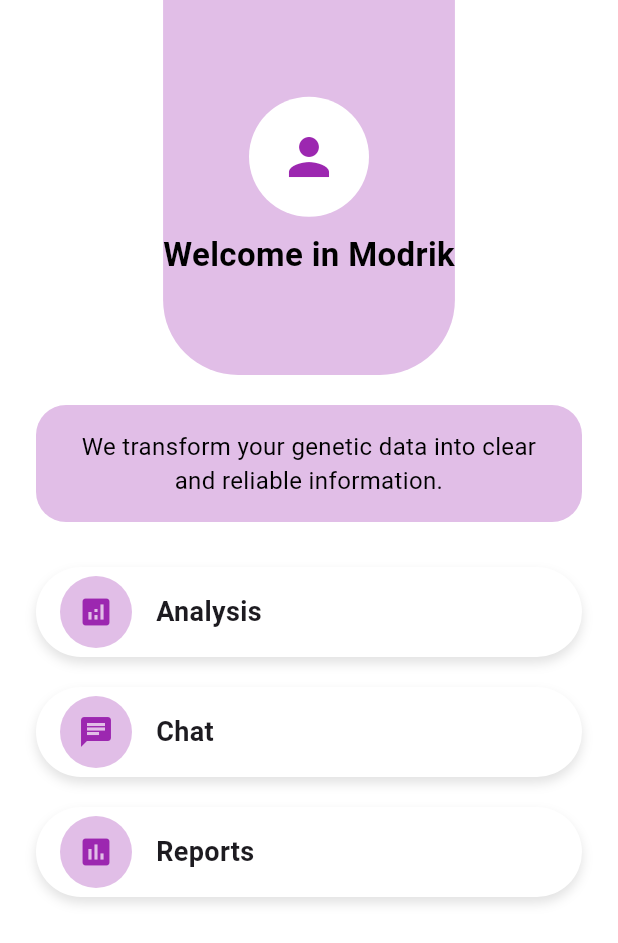
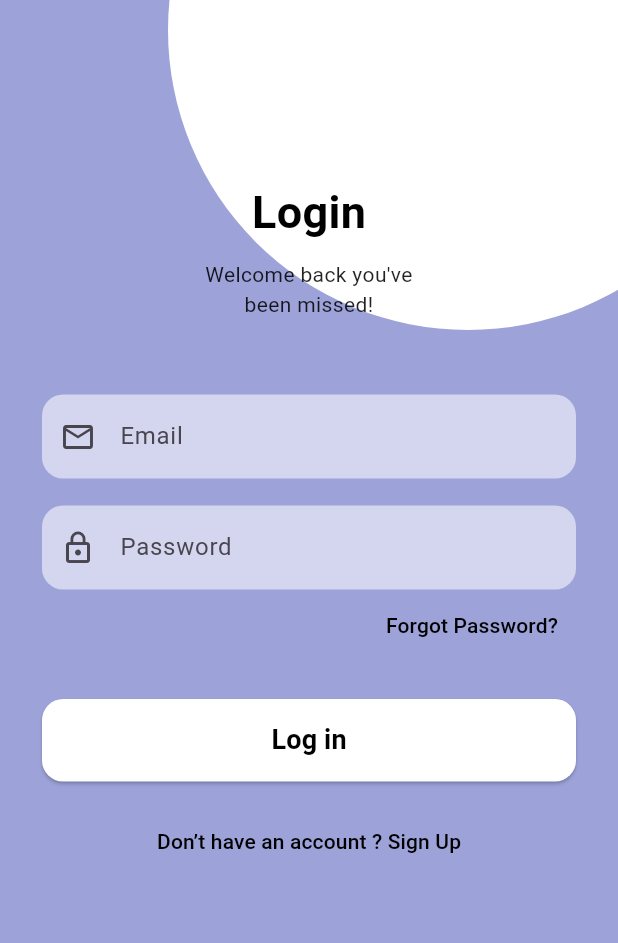
Before and after one commit to Lina182/Modrik, a Flutter app: the screen it shows after launch, on a phone screen of 412 x 824 dp. Shown: the top 943 px of the screen. Run offline on Flutter 3.47's test engine with Material 3 defaults, Android fonts, the phone set to English and light mode, and no system bars.

Commit message:
gather pages

```diff
--- a/lib/main.dart
+++ b/lib/main.dart
@@ -1,5 +1,5 @@
 import 'package:flutter/material.dart';
-import 'screens/home.dart';  // استيراد HomeScreen من مجلد screens
+import 'screens/start_screen.dart';
 
 void main() {
   runApp(const MyApp());
@@ -11,12 +11,11 @@
   @override
   Widget build(BuildContext context) {
     return MaterialApp(
-      debugShowCheckedModeBanner: false,  // لإخفاء الشريط العلوي أثناء التطوير
-      title: 'Modrik App',
+      debugShowCheckedModeBanner: false,
+      home: const StartScreen(),
       theme: ThemeData(
-        primarySwatch: Colors.purple,  // تغيير اللون الأساسي للتطبيق
+        fontFamily: 'Sans-serif',
       ),
-      home: const HomeScreen(),  // تعيين HomeScreen كصفحة رئيسية للتطبيق
     );
   }
 }
--- a/lib/screens/home.dart
+++ b/lib/screens/home_screen.dart
@@ -1,8 +1,10 @@
 import 'package:flutter/material.dart';
-import 'profile.dart';  // استيراد صفحة ProfileScreen من مجلد screens
+import 'profile.dart';
 
 class HomeScreen extends StatelessWidget {
   const HomeScreen({super.key});
+
+  static const Color mainPurple = Color(0xFF9DA3D9);
 
   @override
   Widget build(BuildContext context) {
@@ -10,12 +12,13 @@
       backgroundColor: Colors.white,
       body: Column(
         children: [
-          // الجزء العلوي باللون البنفسجي الفاتح مع الزوايا الدائرية
+          // ===== الجزء العلوي =====
           Container(
-            height: 250,
-            decoration: BoxDecoration(
-              color: Colors.purple[100],
-              borderRadius: const BorderRadius.only(
+            height: 260,
+            width: double.infinity,
+            decoration: const BoxDecoration(
+              color: mainPurple,
+              borderRadius: BorderRadius.only(
                 bottomLeft: Radius.circular(50),
                 bottomRight: Radius.circular(50),
               ),
@@ -25,23 +28,24 @@
               children: [
                 GestureDetector(
                   onTap: () {
-                    // الانتقال إلى صفحة ProfileScreen عند الضغط على الأيقونة
                     Navigator.push(
                       context,
-                      MaterialPageRoute(builder: (context) => const ProfileScreen()),
+                      MaterialPageRoute(
+                        builder: (context) => const ProfileScreen(),
+                      ),
                     );
                   },
-                  child: CircleAvatar(
-                    radius: 40,
+                  child: const CircleAvatar(
+                    radius: 42,
                     backgroundColor: Colors.white,
                     child: Icon(
-                      Icons.person,
-                      size: 40,
-                      color: Colors.purple,
+                      Icons.person_outline,
+                      size: 42,
+                      color: mainPurple,
                     ),
                   ),
                 ),
-                const SizedBox(height: 10),
+                const SizedBox(height: 14),
                 const Text(
                   'Welcome in Modrik',
                   style: TextStyle(
@@ -54,42 +58,44 @@
             ),
           ),
 
-          const SizedBox(height: 20),
+          const SizedBox(height: 24),
 
-          // الحاوية البيضاوية
+          // ===== النص البيضاوي =====
           Padding(
             padding: const EdgeInsets.symmetric(horizontal: 24),
             child: Container(
-              padding: const EdgeInsets.all(16),
+              padding: const EdgeInsets.symmetric(
+                horizontal: 20,
+                vertical: 14,
+              ),
               decoration: BoxDecoration(
-                color: Colors.purple[100],
-                borderRadius: BorderRadius.circular(20),
+                color: mainPurple.withOpacity(0.7),
+                borderRadius: BorderRadius.circular(30),
               ),
               child: const Text(
                 'We transform your genetic data into clear and reliable information.',
+                textAlign: TextAlign.center,
                 style: TextStyle(
+                  fontSize: 15,
                   color: Colors.black,
-                  fontSize: 16,
                 ),
-                textAlign: TextAlign.center,
               ),
             ),
           ),
 
           const SizedBox(height: 30),
 
-          // الأزرار العمودية
+          // ===== الأزرار =====
           Expanded(
             child: Padding(
               padding: const EdgeInsets.symmetric(horizontal: 24),
               child: Column(
-                mainAxisAlignment: MainAxisAlignment.start,
                 children: [
                   buildHomeButton(Icons.analytics, 'Analysis'),
                   const SizedBox(height: 20),
-                  buildHomeButton(Icons.chat, 'Chat'),
+                  buildHomeButton(Icons.chat_bubble_outline, 'Chat'),
                   const SizedBox(height: 20),
-                  buildHomeButton(Icons.insert_chart, 'Reports'),
+                  buildHomeButton(Icons.description_outlined, 'Reports'),
                 ],
               ),
             ),
@@ -97,43 +103,41 @@
         ],
       ),
     );
-  }
-
-  // دالة لبناء زر Home
-  Widget buildHomeButton(IconData icon, String text) {
+  }Widget buildHomeButton(IconData icon, String text) {
     return Container(
       height: 60,
       decoration: BoxDecoration(
-        color: Colors.white,
+        color: mainPurple,
         borderRadius: BorderRadius.circular(30),
         boxShadow: [
           BoxShadow(
-            color: Colors.grey.withOpacity(0.3),
-            blurRadius: 6,
+            color: Colors.black.withOpacity(0.15),
+            blurRadius: 8,
             offset: const Offset(0, 4),
           ),
         ],
       ),
       child: Row(
         children: [
+          const SizedBox(width: 16),
           Container(
-            margin: const EdgeInsets.symmetric(horizontal: 16),
-            decoration: BoxDecoration(
-              color: Colors.purple[100],
+            padding: const EdgeInsets.all(10),
+            decoration: const BoxDecoration(
+              color: Colors.white,
               shape: BoxShape.circle,
             ),
-            padding: const EdgeInsets.all(12),
             child: Icon(
               icon,
-              color: Colors.purple,
-              size: 24,
-              ),
+              color: mainPurple,
+              size: 22,),
           ),
+          const SizedBox(width: 16),
           Text(
             text,
             style: const TextStyle(
               fontSize: 18,
-              fontWeight: FontWeight.bold,
+              fontWeight: FontWeight.w600,
+              color: Colors.black,
             ),
           ),
         ],
--- /dev/null
+++ b/lib/screens/login_screen.dart
@@ -0,0 +1,234 @@
+import 'package:flutter/material.dart';
+import 'create_account_screen.dart';
+import 'forget_password_screen.dart';
+import 'home_screen.dart';
+
+class LoginScreen extends StatefulWidget {
+  const LoginScreen({super.key});
+
+  @override
+  State<LoginScreen> createState() => _LoginScreenState();
+}
+
+class _LoginScreenState extends State<LoginScreen> {
+  final Color lavender = const Color(0xFF9DA3D9);
+
+  final FocusNode emailFocus = FocusNode();
+  final FocusNode passwordFocus = FocusNode();
+
+  @override
+  void initState() {
+    super.initState();
+    emailFocus.addListener(() => setState(() {}));
+    passwordFocus.addListener(() => setState(() {}));
+  }
+
+  @override
+  void dispose() {
+    emailFocus.dispose();
+    passwordFocus.dispose();
+    super.dispose();
+  }
+
+  @override
+  Widget build(BuildContext context) {
+    return Scaffold(
+      backgroundColor: lavender,
+      body: Stack(
+        children: [
+          // ===== الخلفية الأساسية =====
+          Container(
+            color: lavender,
+          ),
+
+          // ===== الدائرة العلوية الكبيرة =====
+          Positioned(
+            top: -180,  // إزاحة للأعلى لإظهار ربع الدائرة
+            right: -100, // إزاحة لليمين
+            child: Container(
+              width: 400,
+              height: 400,
+              decoration: BoxDecoration(
+                color: Colors.white, // أبيض كامل
+                shape: BoxShape.circle,
+              ),
+            ),
+          ),
+
+          // ===== الخط المنحني الأبيض =====
+          Positioned(
+            top: 50,
+            right: 0,
+            child: CustomPaint(
+              size: const Size(200, 100),
+              painter: TopCurvePainter(),
+            ),
+          ),
+
+          // ===== محتوى الشاشة =====
+          Padding(
+            padding: const EdgeInsets.symmetric(horizontal: 28),
+            child: Column(
+              children: [
+                const SizedBox(height: 120),
+
+                const Text(
+                  "Login",
+                  style: TextStyle(
+                    fontSize: 30,
+                    fontWeight: FontWeight.bold,
+                    color: Colors.black,
+                  ),
+                ),
+
+                const SizedBox(height: 10),
+
+                const Text(
+                  "Welcome back you've\nbeen missed!",
+                  textAlign: TextAlign.center,
+                  style: TextStyle(color: Colors.black87),
+                ),
+
+                const SizedBox(height: 50),
+
+                // ===== Email =====
+                TextField(
+                  focusNode: emailFocus,
+                  decoration: InputDecoration(
+                    hintText: "Email",
+                    prefixIcon: const Icon(Icons.email_outlined),
+                    filled: true,
+                    fillColor: emailFocus.hasFocus
+                        ? Colors.white.withOpacity(0.55)
+                        : Colors.white.withOpacity(0.55),
+                    enabledBorder: OutlineInputBorder(
+                      borderRadius: BorderRadius.circular(14),
+                      borderSide: BorderSide.none,
+                    ),
+                    focusedBorder: OutlineInputBorder(
+                      borderRadius: BorderRadius.circular(14),
+                      borderSide: const BorderSide(
+                        color: Colors.black,
+                        width: 1,
+                      ),
+                    ),
+                  ),
+                ),
+
+                const SizedBox(height: 18),// ===== Password =====
+                TextField(
+                  focusNode: passwordFocus,
+                  obscureText: true,
+                  decoration: InputDecoration(
+                    hintText: "Password",
+                    prefixIcon: const Icon(Icons.lock_outline),
+                    filled: true,
+                    fillColor: passwordFocus.hasFocus
+                        ? Colors.white.withOpacity(0.55)
+                        : Colors.white.withOpacity(0.55),
+                    enabledBorder: OutlineInputBorder(borderRadius: BorderRadius.circular(14),
+                      borderSide: BorderSide.none,
+                    ),
+                    focusedBorder: OutlineInputBorder(
+                      borderRadius: BorderRadius.circular(14),
+                      borderSide: const BorderSide(
+                        color: Colors.black,
+                        width: 1,
+                      ),
+                    ),
+                  ),
+                ),
+
+                Align(
+                  alignment: Alignment.centerRight,
+                  child: TextButton(
+                    onPressed: () {
+                      Navigator.push(
+                        context,
+                        MaterialPageRoute(
+                          builder: (_) => const ForgetPasswordScreen(),
+                        ),
+                      );
+                    },
+                    child: const Text(
+                      "Forgot Password?",
+                      style: TextStyle(color: Colors.black),
+                    ),
+                  ),
+                ),
+
+                const SizedBox(height: 25),
+
+                // ===== زر الدخول =====
+                SizedBox(
+                  width: double.infinity,
+                  height: 55,
+                  child: ElevatedButton(
+                    style: ElevatedButton.styleFrom(
+                      backgroundColor: Colors.white,
+                      shape: RoundedRectangleBorder(
+                        borderRadius: BorderRadius.circular(14),
+                      ),
+                    ),
+                    onPressed: () {
+                      Navigator.push(
+                        context,
+                        MaterialPageRoute(
+                          builder: (_) => const HomeScreen(),
+                        ),
+                      );
+                    },
+                    child: const Text(
+                      "Log in",
+                      style: TextStyle(
+                        fontSize: 18,
+                        fontWeight: FontWeight.bold,
+                        color: Colors.black,
+                      ),
+                    ),
+                  ),
+                ),
+
+                const SizedBox(height: 16),
+
+                TextButton(
+                  onPressed: () {
+                    Navigator.push(
+                      context,
+                      MaterialPageRoute(
+                        builder: (_) => const CreateAccountScreen(),
+                      ),
+                    );
+                  },
+                  child: const Text(
+                    "Don’t have an account ? Sign Up",
+                    style: TextStyle(color: Colors.black),
+                  ),
+                ),
+              ],
+            ),
+          ),
+        ],
+      ),
+    );
+  }
+}
+
+/// ===== الخط المنحني فوق =====
+class TopCurvePainter extends CustomPainter {
+  @override
+  void paint(Canvas canvas, Size size) {
+    final paint = Paint()
+      ..color = Colors.white
+      ..strokeWidth = 2
+      ..style = PaintingStyle.stroke;
+
+    final path = Path();
+    path.moveTo(0, size.height);
+    path.quadraticBezierTo(size.width / 2, 0, size.width, size.height);
+    canvas.drawPath(path, paint);
+  }
+
+  @override
+  bool shouldRepaint(covariant CustomPainter oldDelegate) => false;
+}
--- a/pubspec.yaml
+++ b/pubspec.yaml
@@ -56,6 +56,8 @@
   # included with your application, so that you can use the icons in
   # the material Icons class.
   uses-material-design: true
+  assets:
+    - assets/modrik.jpg
 
   # To add assets to your application, add an assets section, like this:
   # assets:
```
Also changed, not shown: lib/screens/create_account_screen.dart (added, +190 -0 lines), lib/screens/forget_password_screen.dart (added, +125 -0 lines), lib/screens/start_screen.dart (added, +57 -0 lines), assets/modrik.jpg (added).
